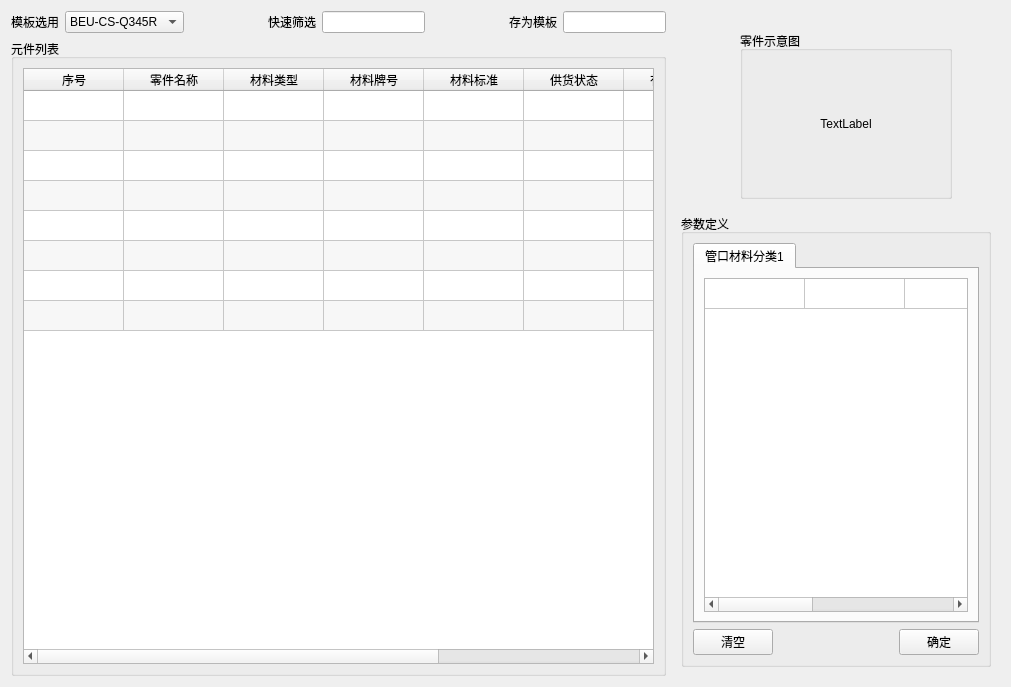
scienhudb/donghua, file DongLanpec-local/modules/cailiaodingyi/ui/paradefine.ui: the form before one commit.
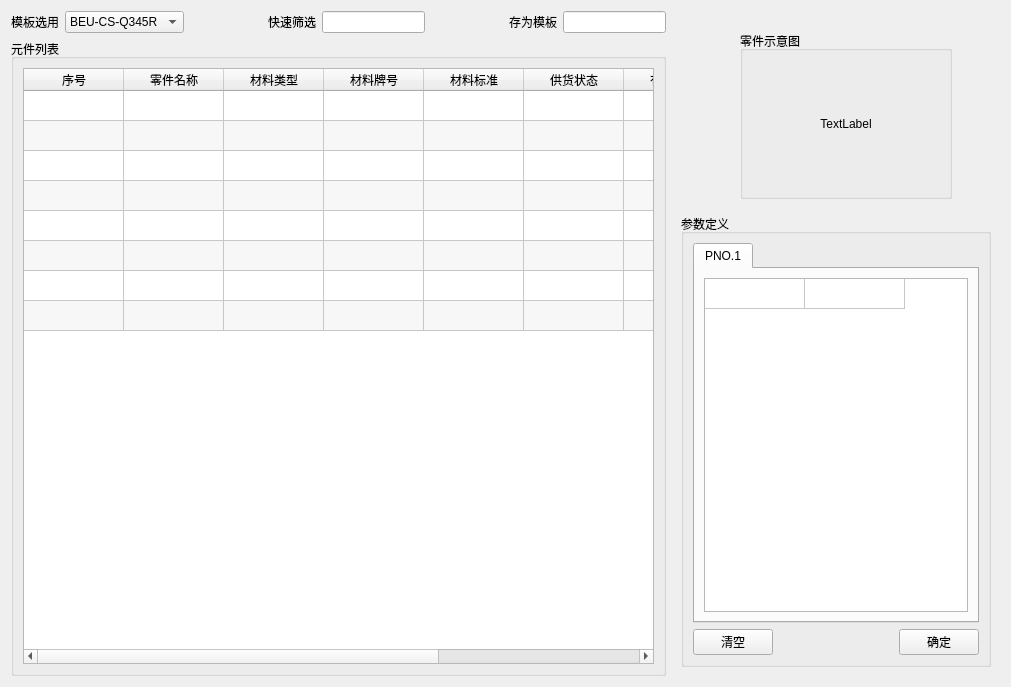
The form after the commit. The open tabs and pages were chosen to show the change.

What changed in the file:
```diff
--- a/DongLanpec-local/modules/cailiaodingyi/ui/paradefine.ui
+++ b/DongLanpec-local/modules/cailiaodingyi/ui/paradefine.ui
@@ -940,6 +940,105 @@
              </item>
             </layout>
            </widget>
+           <widget class="QWidget" name="page_4">
+            <layout class="QHBoxLayout" name="horizontalLayout_22">
+             <item>
+              <widget class="QGroupBox" name="groupBox_7">
+               <property name="title">
+                <string>参数定义</string>
+               </property>
+               <layout class="QHBoxLayout" name="horizontalLayout_17">
+                <item>
+                 <layout class="QVBoxLayout" name="verticalLayout_9">
+                  <item>
+                   <layout class="QVBoxLayout" name="verticalLayout_10">
+                    <item>
+                     <widget class="QTabWidget" name="tabWidget_3">
+                      <property name="currentIndex">
+                       <number>0</number>
+                      </property>
+                      <widget class="QWidget" name="tab_3">
+                       <attribute name="title">
+                        <string>PNO.1</string>
+                       </attribute>
+                       <layout class="QHBoxLayout" name="horizontalLayout_18">
+                        <item>
+                         <layout class="QVBoxLayout" name="verticalLayout_11">
+                          <item>
+                           <widget class="QTableWidget" name="tableWidget_define1_3">
+                            <attribute name="horizontalHeaderVisible">
+                             <bool>false</bool>
+                            </attribute>
+                            <attribute name="verticalHeaderVisible">
+                             <bool>false</bool>
+                            </attribute>
+                            <row>
+                             <property name="text">
+                              <string/>
+                             </property>
+                            </row>
+                            <column>
+                             <property name="text">
+                              <string>参数名称</string>
+                             </property>
+                            </column>
+                            <column>
+                             <property name="text">
+                              <string>参数数值</string>
+                             </property>
+                            </column>
+                           </widget>
+                          </item>
+                         </layout>
+                        </item>
+                       </layout>
+                      </widget>
+                     </widget>
+                    </item>
+                    <item>
+                     <layout class="QHBoxLayout" name="horizontalLayout_20"/>
+                    </item>
+                   </layout>
+                  </item>
+                  <item>
+                   <layout class="QHBoxLayout" name="horizontalLayout_21">
+                    <item>
+                     <widget class="QPushButton" name="pushButton_12">
+                      <property name="text">
+                       <string>清空</string>
+                      </property>
+                     </widget>
+                    </item>
+                    <item>
+                     <spacer name="horizontalSpacer_9">
+                      <property name="orientation">
+                       <enum>Qt::Horizontal</enum>
+                      </property>
+                      <property name="sizeHint" stdset="0">
+                       <size>
+                        <width>40</width>
+                        <height>20</height>
+                       </size>
+                      </property>
+                     </spacer>
+                    </item>
+                    <item>
+                     <widget class="QPushButton" name="pushButton_13">
+                      <property name="text">
+                       <string>确定</string>
+                      </property>
+                     </widget>
+                    </item>
+                   </layout>
+                  </item>
+                 </layout>
+                </item>
+               </layout>
+               <zorder></zorder>
+              </widget>
+             </item>
+            </layout>
+           </widget>
           </widget>
          </item>
          <item>
```
